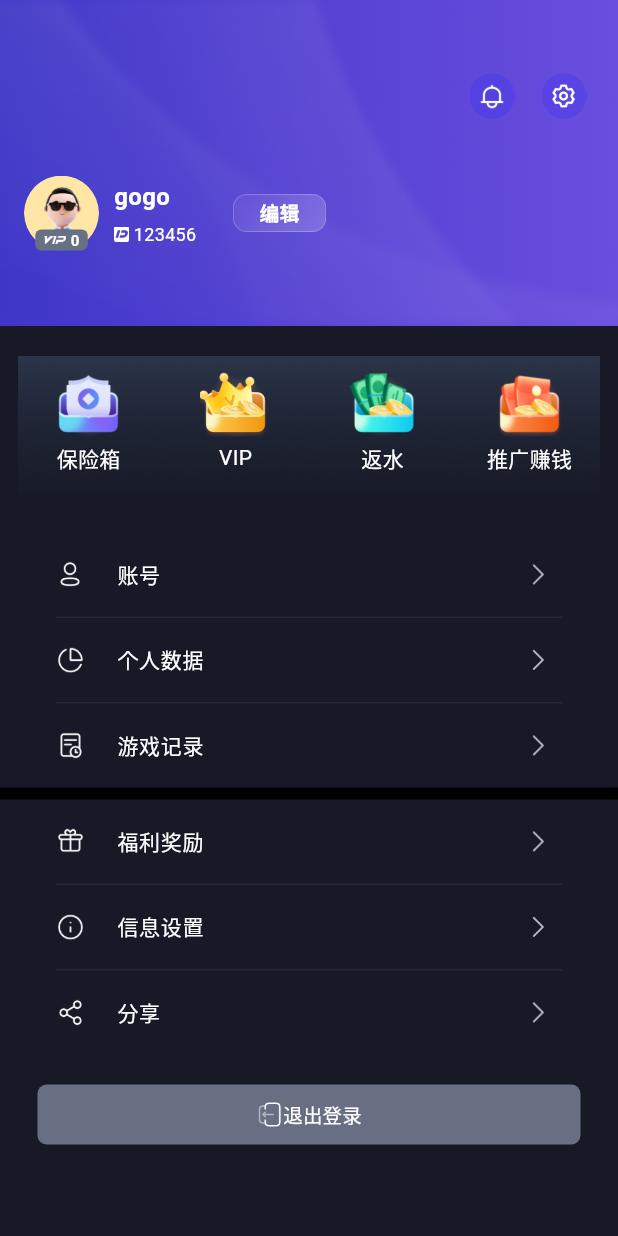
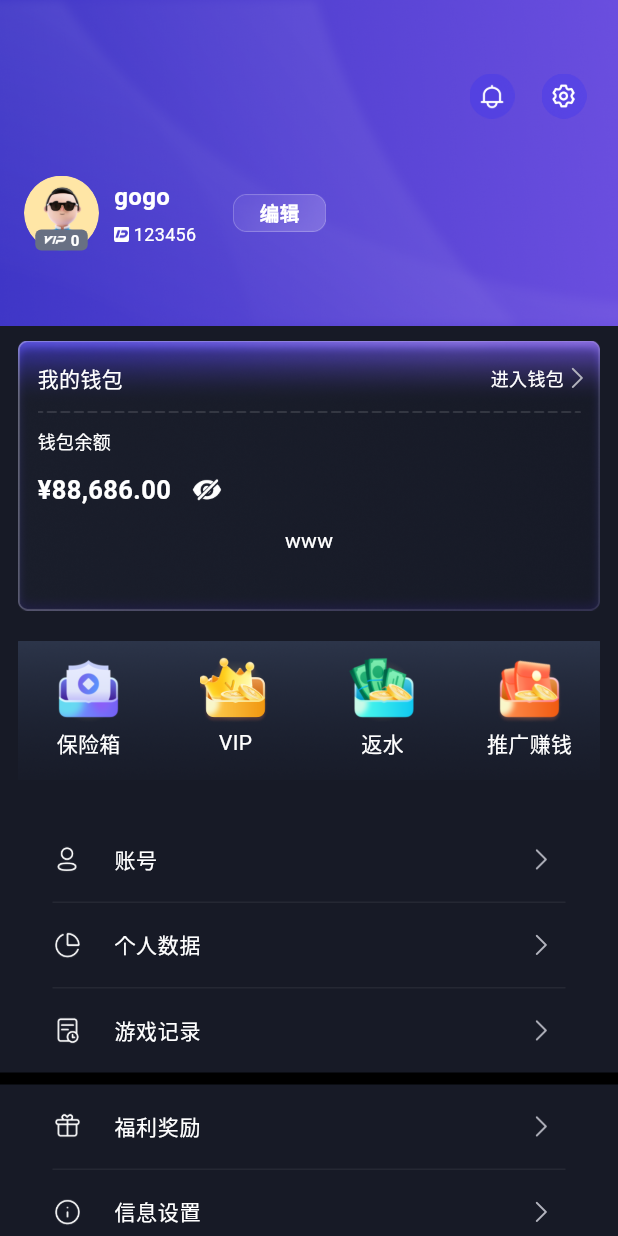
Before and after one commit to M78Code/flutter_kk_guoji, a Flutter app: the MinePage screen opened directly, on a phone screen of 412 x 824 dp. Run offline on Flutter 3.47's test engine with Material 3 defaults, Android fonts, the light colour scheme and no system bars; our stand-ins replace card_swiper, device_info_plus, dio, flutter_cache_manager, fluttertoast, get and 5 more; missing offline and left inert: dart:ffi; accounts and stored records are empty; network calls fail; project files that could hold a hidden picture were left out.

Commit message:
个人中心

```diff
--- a/lib/pages/mine_page.dart
+++ b/lib/pages/mine_page.dart
@@ -1,4 +1,5 @@
 import 'package:flutter/material.dart';
+import 'package:flutter/rendering.dart';
 import 'package:get/get.dart';
 import 'package:kkguoji/pages/setting/setting.dart';
 
@@ -17,6 +18,7 @@ class _MinePageState extends State<MinePage> {
         child: Column(
           children: [
             MyHeader(), //top
+            Mypurse(),
             SizedBox(height: 20),
             SafeBoxWaitGridView(), //保险箱等
             SizedBox(height: 0),
@@ -225,20 +227,205 @@ class Mypurse extends StatelessWidget {
 
   @override
   Widget build(BuildContext context) {
-    return Column(
+    return Stack(
       children: [
-        Positioned(
-            left: 12,
-            right: 12,
-            bottom: -30,
-            child: Container(
-              height: 111,
-              decoration: const BoxDecoration(
-                  image: DecorationImage(
-                      image: AssetImage('assets/images/icon_mypurse_bg.png'))),
-            ))
+        Container(
+          margin: const EdgeInsets.only(left: 12, top: 10, right: 12),
+          height: 180,
+          decoration: const BoxDecoration(
+              image: DecorationImage(
+                  image: AssetImage('assets/images/icon_mypurse_bg.png'),
+                  fit: BoxFit.fill)),
+        ),
+        Column(
+          children: [
+            Row(
+              mainAxisAlignment: MainAxisAlignment.spaceBetween,
+              children: [
+                const Padding(
+                  padding: EdgeInsets.only(left: 25, top: 25),
+                  child: Text(
+                    '我的钱包',
+                    style: TextStyle(color: Colors.white, fontSize: 14),
+                  ),
+                ),
+                GestureDetector(
+                  child: Padding(
+                    padding: const EdgeInsets.only(right: 20, top: 25),
+                    child: Row(
+                      children: [
+                        const Text(
+                          '进入钱包',
+                          style: TextStyle(
+                              color: Colors.white,
+                              fontSize: 12,
+                              fontWeight: FontWeight.w400),
+                        ),
+                        Image.asset(
+                          'assets/images/icon_arrows_enter.png',
+                          width: 16,
+                          height: 16,
+                        ),
+                      ],
+                    ),
+                  ),
+                  onTap: () {
+                    print('进入钱包');
+                  },
+                ),
+              ],
+            ),
+            const SizedBox(height: 12),
+            Container(
+              margin: const EdgeInsets.only(left: 25, right: 25),
+              child: Image.asset(
+                'assets/images/icon_dotted_line.png',
+                height: 1.5,
+              ),
+            ),
+            const SizedBox(height: 10),
+            const Padding(
+              padding: EdgeInsets.only(left: 25),
+              child: Row(
+                mainAxisAlignment: MainAxisAlignment.start,
+                children: [
+                  Text(
+                    '钱包余额',
+                    style: TextStyle(
+                        color: Colors.white,
+                        fontSize: 12,
+                        fontWeight: FontWeight.w300),
+                  ),
+                ],
+              ),
+            ),
+            const SizedBox(height: 0),
+            Padding(
+              padding: const EdgeInsets.only(left: 25),
+              child: Row(
+                mainAxisAlignment: MainAxisAlignment.start,
+                children: [
+                  const Text(
+                    '¥88,686.00',
+                    style: TextStyle(
+                        color: Colors.white,
+                        fontSize: 17,
+                        fontWeight: FontWeight.w700),
+                  ),
+                  IconButton(
+                      onPressed: () {},
+                      icon: Image.asset(
+                        'assets/images/icon_eye_close.png',
+                        width: 30,
+                        height: 30,
+                        fit: BoxFit.cover,
+                      ))
+                ],
+              ),
+            ),
+            const SizedBox(height: 0),
+            TopUpWithdrawBackwater(),
+          ],
+        ),
       ],
     );
+  }
+}
+
+//充值、提现、返水
+class TopUpWithdrawBackwater extends StatelessWidget {
+  const TopUpWithdrawBackwater({super.key});
+
+  @override
+  Widget build(BuildContext context) {
+    return Container(
+      margin: EdgeInsets.only(left: 20, right: 20),
+      child: Text(
+        'www',
+        style: TextStyle(color: Colors.white),
+      ),
+    );
+    /*Row(
+      mainAxisAlignment: MainAxisAlignment.spaceBetween,
+      children: [
+        Container(
+          height: 40,
+          decoration: ShapeDecoration(
+            color: const Color(0xFF2D374E),
+            shape: RoundedRectangleBorder(
+              borderRadius: BorderRadius.circular(4),
+            ),
+          ),
+          child: Row(
+            children: [
+              Image.asset(
+                'assets/images/icon_top_up.png',
+                width: 25,
+                height: 25,
+              ),
+              const Text(
+                '充值',
+                style: TextStyle(
+                    color: Colors.white,
+                    fontSize: 12,
+                    fontWeight: FontWeight.w500),
+              ),
+            ],
+          ),
+        ),
+        const SizedBox(width: 10),
+        Container(
+          height: 40,
+          decoration: ShapeDecoration(
+            color: const Color(0xFF2D374E),
+            shape: RoundedRectangleBorder(
+              borderRadius: BorderRadius.circular(4),
+            ),
+          ),
+          child: Row(
+            children: [
+              Image.asset(
+                'assets/images/icon_top_up.png',
+                width: 25,
+                height: 25,
+              ),
+              const Text(
+                '充值',
+                style: TextStyle(
+                    color: Colors.white,
+                    fontSize: 12,
+                    fontWeight: FontWeight.w500),
+              ),
+            ],
+          ),
+        ),
+        Container(
+          height: 40,
+          decoration: ShapeDecoration(
+            color: const Color(0xFF2D374E),
+            shape: RoundedRectangleBorder(
+              borderRadius: BorderRadius.circular(4),
+            ),
+          ),
+          child: Row(
+            children: [
+              Image.asset(
+                'assets/images/icon_top_up.png',
+                width: 25,
+                height: 25,
+              ),
+              const Text(
+                '充值',
+                style: TextStyle(
+                    color: Colors.white,
+                    fontSize: 12,
+                    fontWeight: FontWeight.w500),
+              ),
+            ],
+          ),
+        ),
+      ],
+    );*/
   }
 }
 
@@ -368,7 +555,7 @@ class MyAccountInfo extends StatelessWidget {
   @override
   Widget build(BuildContext context) {
     return Container(
-      margin: const EdgeInsets.only(left: 22, right: 22),
+      margin: const EdgeInsets.only(left: 20, right: 20),
       child: Column(
         children: [
           ListTile(
@@ -477,7 +664,7 @@ class WelfareReward extends StatelessWidget {
   @override
   Widget build(BuildContext context) {
     return Container(
-      margin: const EdgeInsets.only(left: 22, right: 22),
+      margin: const EdgeInsets.only(left: 20, right: 20),
       child: Column(
         children: [
           ListTile(
@@ -581,9 +768,7 @@ class logOutBtn extends StatelessWidget {
               RoundedRectangleBorder(borderRadius: BorderRadius.circular(6))),
       child: TextButton(
         child: Row(
-          // mainAxisSize: MainAxisSize.min,
           mainAxisAlignment: MainAxisAlignment.center,
-          // crossAxisAlignment: CrossAxisAlignment.center,
           children: [
             Image.asset('assets/images/icon_log_out.png',
                 width: 18, height: 18),
```
Also changed, not shown: assets/images/icon_dotted_line.png (added), assets/images/icon_eye_close.png (added), assets/images/icon_eye_open.png (added), assets/images/icon_top_up.png (added).
